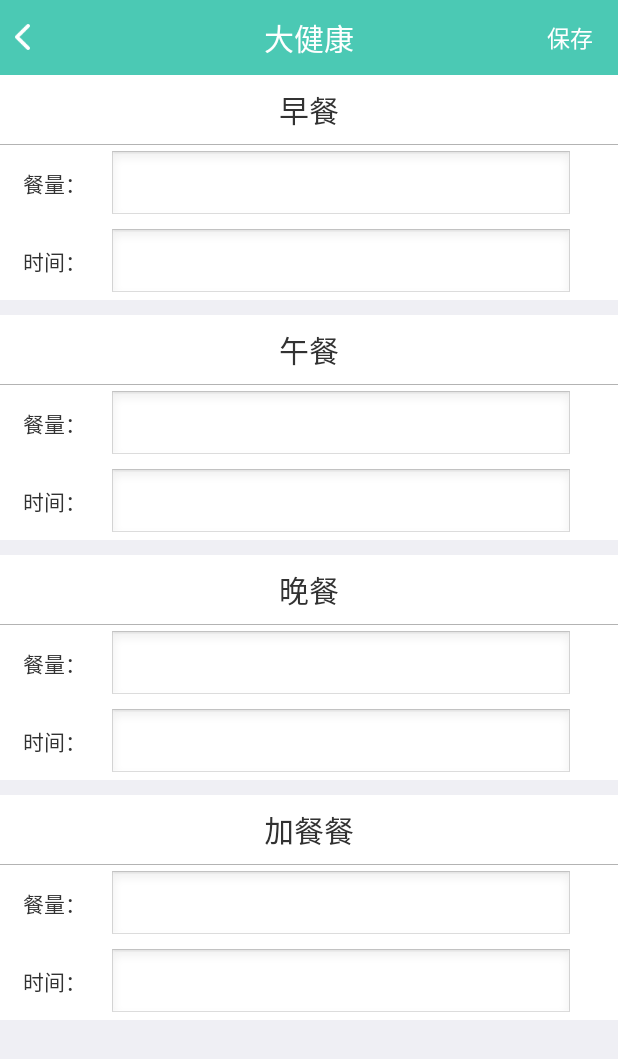
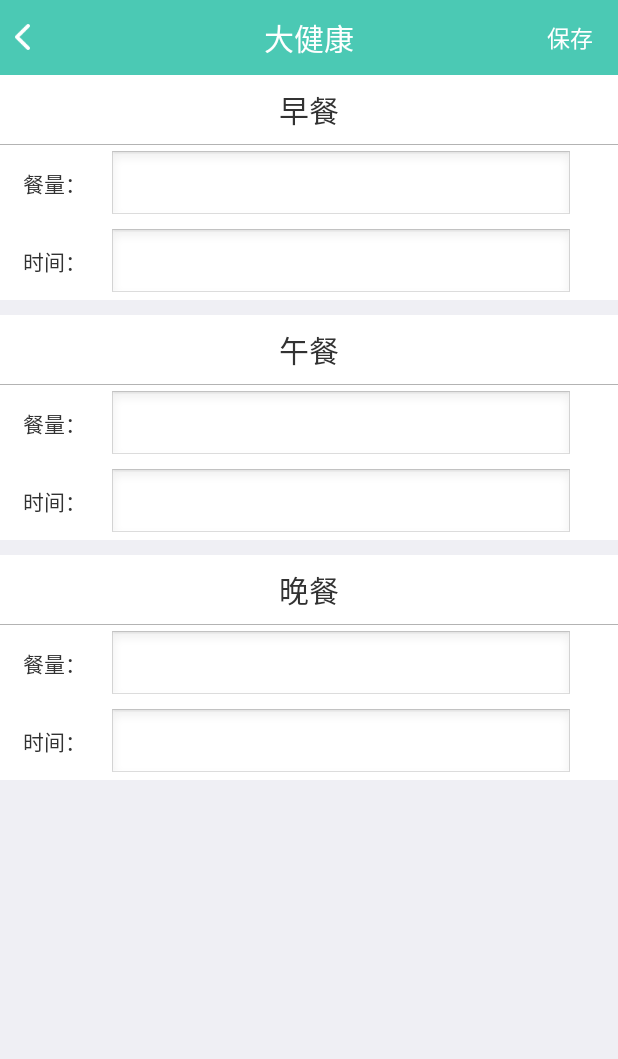
Before and after one commit to 123xuan456/BigHealt, an Android app: the ConditionAddActivity screen opened directly, with no data from a screen before it, on a phone screen of 412 x 824 dp. Shown: the top 1059 px of the screen. Run offline under Robolectric (Android 15) with nearby library versions, the phone set to English and light mode, and no system bars; our stand-ins replace ButterKnife; libraries missing offline, so code that uses them is left out: com.zhy.http.

Commit message:
轩：今日健康add

```diff
--- a/app/src/main/java/dbighealth/bighealth/activity/ConditionAddActivity.java
+++ b/app/src/main/java/dbighealth/bighealth/activity/ConditionAddActivity.java
@@ -71,26 +71,13 @@ public class ConditionAddActivity extends Activity implements View.OnClickListen
     EditText dinnertime;
     @Bind(R.id.l1)
     LinearLayout l1;
-    @Bind(R.id.textView1)
-    TextView textView1;
-    @Bind(R.id.addsize)
-    EditText addsize;
-    @Bind(R.id.textView2)
-    TextView textView2;
-    @Bind(R.id.textView3)
-    TextView textView3;
-    @Bind(R.id.addtime)
-    EditText addtime;
     private String bf;
     private String bft;
     private String ls;
     private String lt;
-    private String as;
-    private String at;
     private String ds;
     private String dt;
     private String id;
-    private static int Condition;
 
     @Override
     protected void onCreate(Bundle savedInstanceState) {
@@ -98,44 +85,12 @@ public class ConditionAddActivity extends Activity implements View.OnClickListen
         setContentView(R.layout.activity_condition_add);
         ButterKnife.bind(this);
         id = BaseApplication.userid;
-
         rightTv.setOnClickListener(this);
         arrowLeft.setOnClickListener(this);
 
     }
 
     //拿到用户输入的数据
-    public String submit() {
-        getUserData();
-        JSONObject obj = new JSONObject();
-        try {
-            obj.put("userId", id);
-            obj.put("breakfastsize", bf);
-            obj.put("breakfasttime", bft);
-            obj.put("lunchsize", ls);
-            obj.put("lunchtime", lt);
-            obj.put("addsize", as);
-            obj.put("addtime", at);
-            obj.put("dinnersize", ds);
-            obj.put("dinnertime", dt);
-
-            return obj.toString();
-        } catch (JSONException e) {
-            e.printStackTrace();
-            return null;
-        }
-    }
-
-    private void getUserData() {
-        bf = breakfast.getText().toString();
-        bft = breakfasttime.getText().toString();
-        ls = lunchsize.getText().toString();
-        lt = lunchtime.getText().toString();
-        as = addsize.getText().toString();
-        at = addtime.getText().toString();
-        ds = dinnersize.getText().toString();
-        dt = dinnertime.getText().toString();
-/*    //拿到用户输入的数据
     public String submit() {
         getUserData();
         JSONObject obj = new JSONObject();
@@ -155,7 +110,15 @@ public class ConditionAddActivity extends Activity implements View.OnClickListen
         }
 
 
-    }*/
+    }
+
+    private void getUserData() {
+        bf = breakfast.getText().toString();
+        bft = breakfasttime.getText().toString();
+        ls = lunchsize.getText().toString();
+        lt = lunchtime.getText().toString();
+        ds = dinnersize.getText().toString();
+        dt = dinnertime.getText().toString();
     }
 
     @Override
@@ -168,7 +131,6 @@ public class ConditionAddActivity extends Activity implements View.OnClickListen
                 getUserData();//先判断用户输入的数据
                 if (TextUtils.isEmpty(bf) || TextUtils.isEmpty(bft) ||
                         TextUtils.isEmpty(ls) || TextUtils.isEmpty(lt) ||
-                        TextUtils.isEmpty(as) || TextUtils.isEmpty(at) ||
                         TextUtils.isEmpty(ds) || TextUtils.isEmpty(dt)
                         ) {
                     Toast.makeText(getApplicationContext(), "信息填写不全", Toast.LENGTH_SHORT).show();
@@ -178,20 +140,17 @@ public class ConditionAddActivity extends Activity implements View.OnClickListen
                     OkHttpUtils.postString()
                             .url(UrlUtils.CONDITIONADD)
                             .content(submit())//吧用户输入的数据传给服务器
-                            .id(Condition)
                             .build()
                             .execute(new StringCallback() {
                                 @Override
                                 public void onError(Call call, Exception e, int id) {
                                     System.out.println("今日健康失败" + e);
                                     Toast.makeText(getApplicationContext(), "保存失败,请稍后提交", Toast.LENGTH_SHORT).show();
-
                                 }
 
                                 @Override
                                 public void onResponse(String response, int id) {
                                     System.out.println("今日健康成功" + response);
-
                                     Toast.makeText(getApplicationContext(), "保存成功", Toast.LENGTH_LONG).show();
                                     Intent intent = new Intent();
                                     // 返回intent
--- a/app/src/main/java/dbighealth/bighealth/fragment/MineFragment.java
+++ b/app/src/main/java/dbighealth/bighealth/fragment/MineFragment.java
@@ -31,7 +31,6 @@ import org.jetbrains.annotations.Nullable;
 import java.util.List;
 
 import dbighealth.bighealth.BaseApplication;
-import dbighealth.bighealth.BllDemo;
 import dbighealth.bighealth.R;
 import dbighealth.bighealth.activity.ArchivingActivity;
 import dbighealth.bighealth.activity.ConditionActivity;
@@ -43,6 +42,7 @@ import dbighealth.bighealth.activity.RewritePhysical;
 import dbighealth.bighealth.activity.SubscribeActivity;
 import dbighealth.bighealth.bean.EveryDayBean;
 import okhttp3.Call;
+import utils.UrlUtils;
 
 /**
  *  simple {@link Fragment} subclass.
@@ -291,7 +291,7 @@ public class MineFragment extends Fragment implements View.OnClickListener{
     }
 
     private void everyday() {
-        String url = "http://192.168.0.120:8081/JianKangChanYe/HomePage/list";
+        String url = UrlUtils.EVERYDAYHealth;
         OkHttpUtils.get().url(url).id(1)
                 .build().execute(new StringCallback() {
             @Override
--- a/app/src/main/java/utils/UrlUtils.java
+++ b/app/src/main/java/utils/UrlUtils.java
@@ -51,6 +51,8 @@ public class UrlUtils {
     public static  String CONDITION = BASEURL2+"/DailyReport/list?userId=";
     //每日情况
     public static  String CONDITIONADD = BASEURL2+"/DailyReport/saveDaily";
+    //每日一读
+    public static  String EVERYDAYHealth = BASEURL2+"/HomePage/list";
   //咨询的listview
   public static String INFORMATIONLISTVIEW =BASEURL2+ "/advice/advicelist";
 
--- a/app/src/main/res/layout/activity_condition_add.xml
+++ b/app/src/main/res/layout/activity_condition_add.xml
@@ -190,65 +190,6 @@
                 android:layout_toEndOf="@+id/textView32" />
         </RelativeLayout>
     </LinearLayout>
-    <LinearLayout
-        android:layout_width="match_parent"
-        android:orientation="vertical"
-        android:layout_height="wrap_content"
-        android:background="#ffff"
-        android:layout_marginTop="10dp"
-        android:layout_below="@+id/l1"
-        android:layout_alignParentStart="true">
 
-        <TextView
-            android:layout_width="wrap_content"
-            android:layout_height="wrap_content"
-            android:text="加餐餐"
-            android:textSize="20sp"
-            android:padding="8dp"
-            android:id="@+id/textView1"
-            android:layout_gravity="center_horizontal" />
-
-        <RelativeLayout
-            android:layout_width="match_parent"
-            android:background="@drawable/biankuang_top"
-            android:layout_height="wrap_content" >
-
-            <EditText
-                android:layout_width="wrap_content"
-                android:layout_height="wrap_content"
-                android:id="@+id/addsize"
-                android:layout_alignBottom="@+id/textView2"
-                android:layout_alignParentEnd="true"
-                android:layout_marginRight="30dp"
-                android:layout_toEndOf="@+id/textView2" />
-
-            <TextView
-                android:layout_width="wrap_content"
-                android:layout_height="wrap_content"
-                android:text="餐量："
-                android:padding="15dp"
-                android:id="@+id/textView2"
-                android:layout_alignParentTop="true"
-                android:layout_alignParentStart="true" />
-
-            <TextView
-                android:layout_width="wrap_content"
-                android:layout_height="wrap_content"
-                android:text="时间："
-                android:padding="15dp"
-                android:id="@+id/textView3"
-                android:layout_below="@+id/textView2"
-                android:layout_alignParentStart="true" />
-
-            <EditText
-                android:layout_width="wrap_content"
-                android:layout_height="wrap_content"
-                android:id="@+id/addtime"
-                android:layout_marginRight="30dp"
-                android:layout_alignBottom="@+id/textView3"
-                android:layout_alignParentEnd="true"
-                android:layout_toEndOf="@+id/textView2" />
-        </RelativeLayout>
-    </LinearLayout>
 
 </RelativeLayout>
```
Also changed, not shown: 2 other files.
